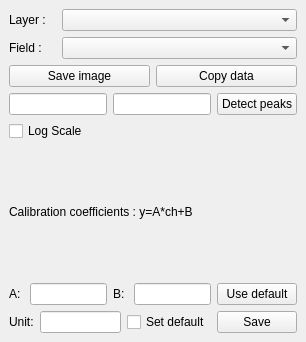
This is qgisSpectre_dockwidget_base.ui in sickel/qgisSpectre as Qt 5 draws it before an edit. The edited form follows.
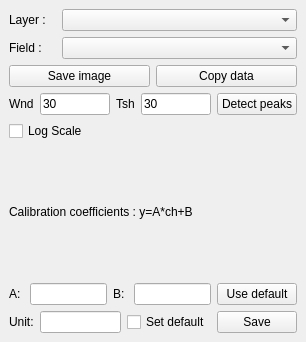
This is the edited form. Custom widgets are drawn as their Qt base class.

Commit message: Selectable window and treshold for peak detection. Working also on log plotted spectra

What changed in the file:
```diff
--- a/qgisSpectre_dockwidget_base.ui
+++ b/qgisSpectre_dockwidget_base.ui
@@ -75,10 +75,32 @@
       <item>
        <layout class="QHBoxLayout" name="horizontalLayout_2">
         <item>
-         <widget class="QLineEdit" name="lePeakWidth"/>
+         <widget class="QLabel" name="label_2">
+          <property name="text">
+           <string>Wnd</string>
+          </property>
+         </widget>
         </item>
         <item>
-         <widget class="QLineEdit" name="lePeakHeight"/>
+         <widget class="QLineEdit" name="leWindow">
+          <property name="text">
+           <string>30</string>
+          </property>
+         </widget>
+        </item>
+        <item>
+         <widget class="QLabel" name="label_3">
+          <property name="text">
+           <string>Tsh</string>
+          </property>
+         </widget>
+        </item>
+        <item>
+         <widget class="QLineEdit" name="leTreshold">
+          <property name="text">
+           <string>30</string>
+          </property>
+         </widget>
         </item>
         <item>
          <widget class="QPushButton" name="pBPeakDetection">
```
The commit also changes 1 other file.
